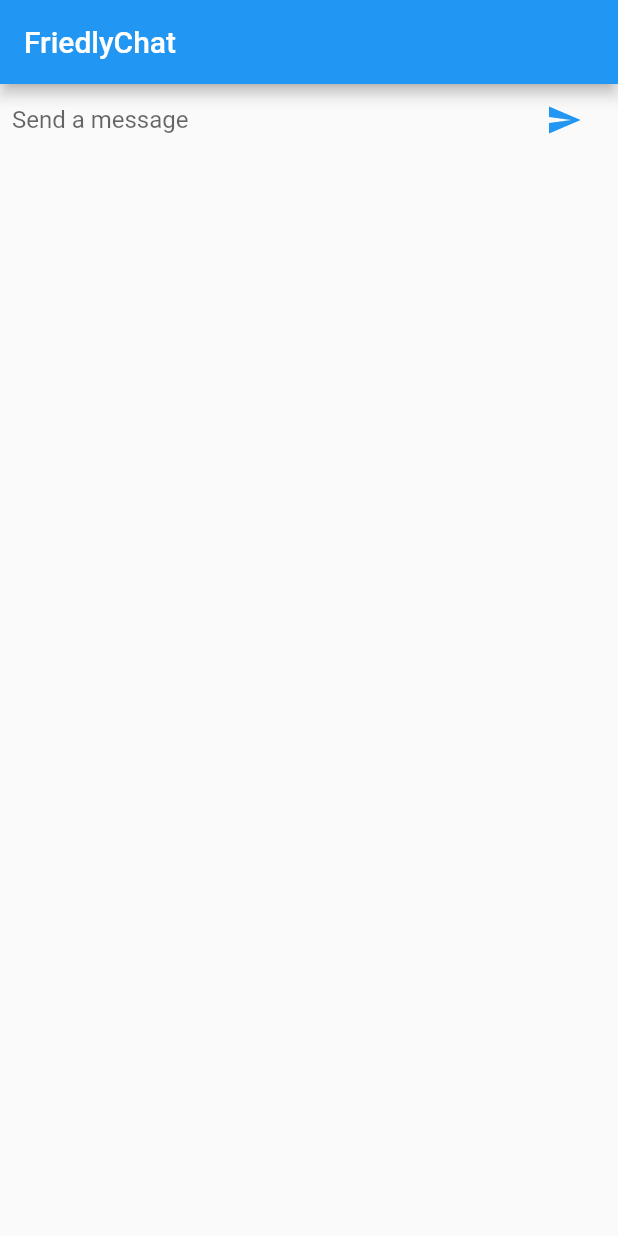
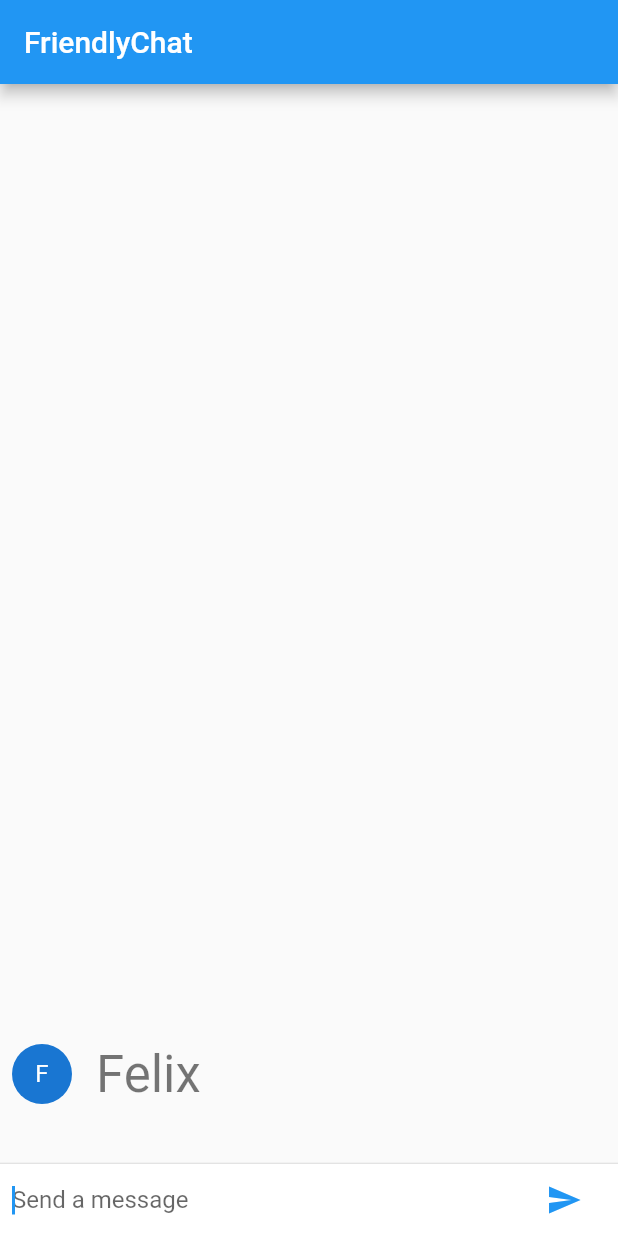
Before and after one commit to felixx97/ChatEmFlutter, a Flutter app: the screen it shows after launch, after a tap on the "send" icon, on a phone screen of 412 x 824 dp. Run offline on Flutter 3.47's test engine with Material 2 defaults, Android fonts, the phone set to English and light mode, and no system bars.

Commit message:
melhorando bate papo

```diff
--- a/lib/main.dart
+++ b/lib/main.dart
@@ -4,7 +4,7 @@
   runApp(const FriendlyChatApp());
 }
 
-String _name = 'Your Name';
+String _name = 'Felix';
 
 class FriendlyChatApp extends StatelessWidget {
   const FriendlyChatApp({Key? key}) : super(key: key);
@@ -60,19 +60,42 @@
 }
 
 class _ChatScreenState extends State<ChatScreen> {
+  final List<ChatMessage> _messages = [];
   final _textController = TextEditingController();
+  final FocusNode _focusNode = FocusNode();
 
   void _handleSubmitted(String text) {
     _textController.clear();
+    var message = ChatMessage(
+      text: text,
+    );
+    setState(() {
+      _messages.insert(0, message);
+    });
+    _focusNode.requestFocus();
   }
 
   @override
   Widget build(BuildContext context) {
     return Scaffold(
-      appBar: AppBar(
-        title: const Text("FriedlyChat"),
+      appBar: AppBar(title: const Text('FriendlyChat')),
+      body: Column(
+        children: [
+          Flexible(
+            child: ListView.builder(
+              padding: const EdgeInsets.all(8.0),
+              reverse: true,
+              itemBuilder: (_, index) => _messages[index],
+              itemCount: _messages.length,
+            ),
+          ),
+          const Divider(height: 1.0),
+          Container(
+            decoration: BoxDecoration(color: Theme.of(context).cardColor),
+            child: _buildTextComposer(),
+          ),
+        ],
       ),
-      body: _buildTextComposer(),
     );
   }
 
@@ -90,6 +113,7 @@
                 onSubmitted: _handleSubmitted,
                 decoration:
                     const InputDecoration.collapsed(hintText: 'Send a message'),
+                focusNode: _focusNode,
               ),
             ),
             Container(
```
